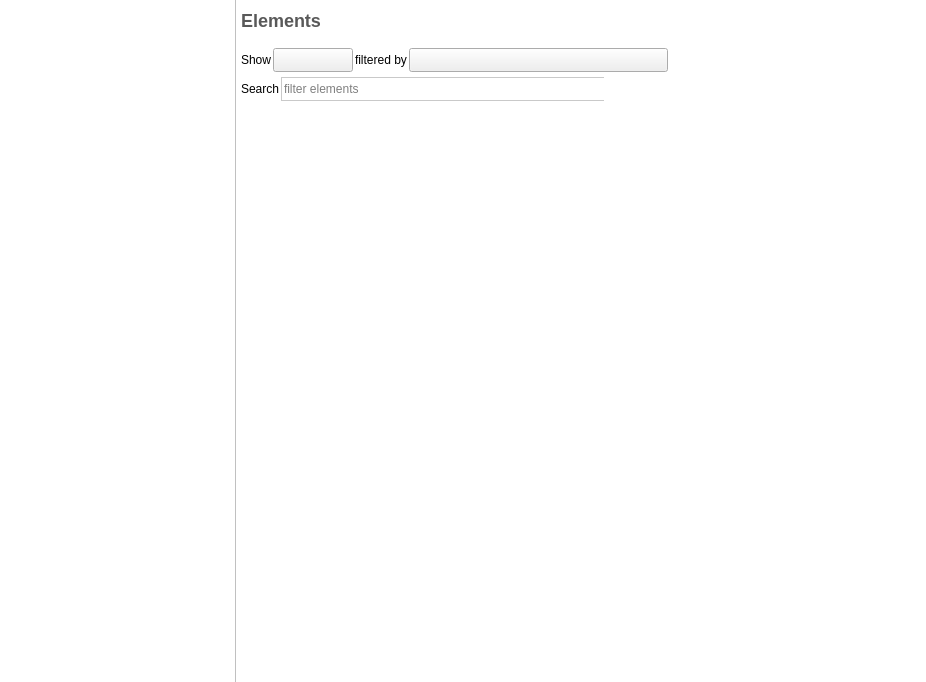
This is plugins/view/tableview/TableView.ui in vadivelselvaraj/TulipGLImprovement as Qt 5 draws it before an edit. The edited form follows.
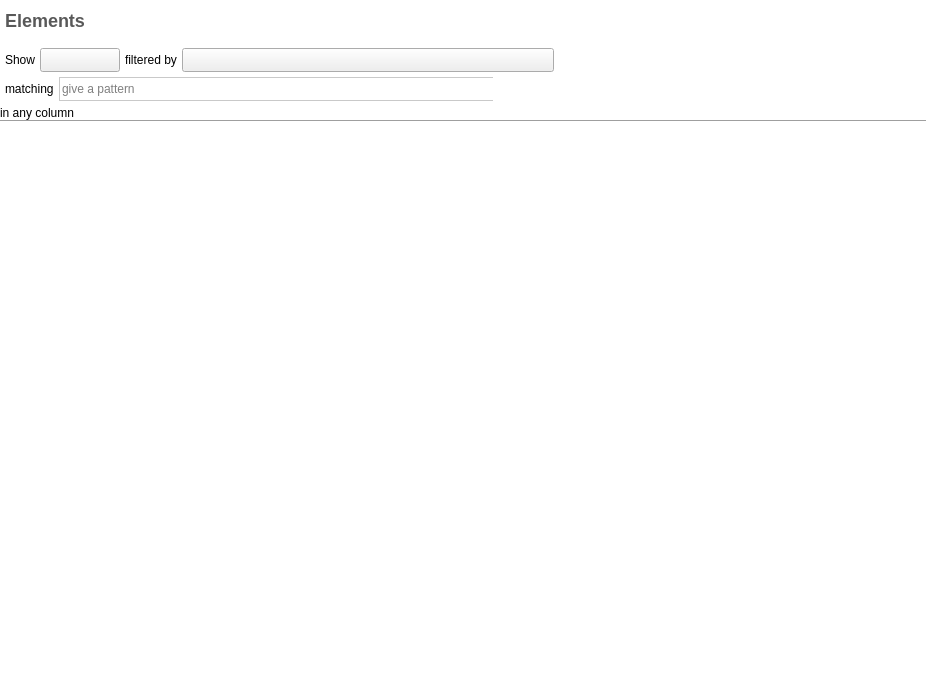
This is the edited form. Icons and pictures are not drawn. Custom widgets are drawn as their Qt base class.

Commit message: Because it allows to configure the data displayed in the table, set the properties editor as a table view configuration widget

What changed in the file:
```diff
--- a/plugins/view/tableview/TableView.ui
+++ b/plugins/view/tableview/TableView.ui
@@ -138,14 +138,6 @@
     <number>0</number>
    </property>
    <item>
-    <widget class="QSplitter" name="splitter_2">
-     <property name="orientation">
-      <enum>Qt::Horizontal</enum>
-     </property>
-     <property name="handleWidth">
-      <number>1</number>
-     </property>
-     <widget class="PropertiesEditor" name="propertiesEditor" native="true"/>
      <widget class="QFrame" name="frame">
       <layout class="QVBoxLayout" name="verticalLayout">
        <property name="spacing">
@@ -201,7 +193,7 @@
           <item>
            <layout class="QHBoxLayout" name="horizontalLayout_2">
             <property name="spacing">
-             <number>2</number>
+            <number>5</number>
             </property>
             <property name="sizeConstraint">
              <enum>QLayout::SetMinimumSize</enum>
@@ -244,6 +236,9 @@
               <property name="orientation">
                <enum>Qt::Horizontal</enum>
               </property>
+             <property name="sizeType">
+              <enum>QSizePolicy::Expanding</enum>
+             </property>
               <property name="sizeHint" stdset="0">
                <size>
                 <width>40</width>
@@ -274,15 +269,18 @@
           <item>
            <layout class="QHBoxLayout" name="horizontalLayout">
             <property name="spacing">
-             <number>2</number>
+            <number>5</number>
             </property>
             <property name="leftMargin">
              <number>5</number>
             </property>
+           <property name="bottomMargin">
+            <number>5</number>
+           </property>
             <item>
              <widget class="QLabel" name="label_3">
               <property name="text">
-               <string>Search</string>
+              <string>matching</string>
               </property>
              </widget>
             </item>
@@ -303,7 +301,7 @@
 border-left: 1px solid #C9C9C9;</string>
               </property>
               <property name="placeholderText">
-               <string>filter elements</string>
+              <string>give a pattern</string>
               </property>
              </widget>
             </item>
@@ -325,6 +323,23 @@
             </item>
            </layout>
           </item>
+         <item>
+          <widget class="QLabel" name="label_4">
+           <property name="text">
+            <string>in any column</string>
+           </property>
+           <property name="margin">
+            <number>5</number>
+           </property>
+          </widget>
+         </item>
+         <item>
+          <widget class="Line" name="line">
+           <property name="orientation">
+            <enum>Qt::Horizontal</enum>
+           </property>
+          </widget>
+         </item>
           <item>
            <widget class="NavigableTableView" name="table">
             <property name="contextMenuPolicy">
@@ -352,7 +367,6 @@
        </item>
       </layout>
      </widget>
-    </widget>
    </item>
   </layout>
  </widget>
@@ -362,15 +376,6 @@
    <extends>QLineEdit</extends>
    <header location="global">tulip/ClearableLineEdit.h</header>
   </customwidget>
-  <customwidget>
-   <class>PropertiesEditor</class>
-   <extends>QWidget</extends>
-   <header>PropertiesEditor.h</header>
-   <container>1</container>
-   <slots>
-    <signal>propertyVisibilityChanged(tlp::PropertyInterface*,bool)</signal>
-   </slots>
-  </customwidget>
   <customwidget>
    <class>NavigableTableView</class>
    <extends>QTableView</extends>
```
Left out of the diff: 7 changed lines with no effect on the pictures. Lines whose indentation alone changed are shown as unchanged. The commit also changes 3 other files.
